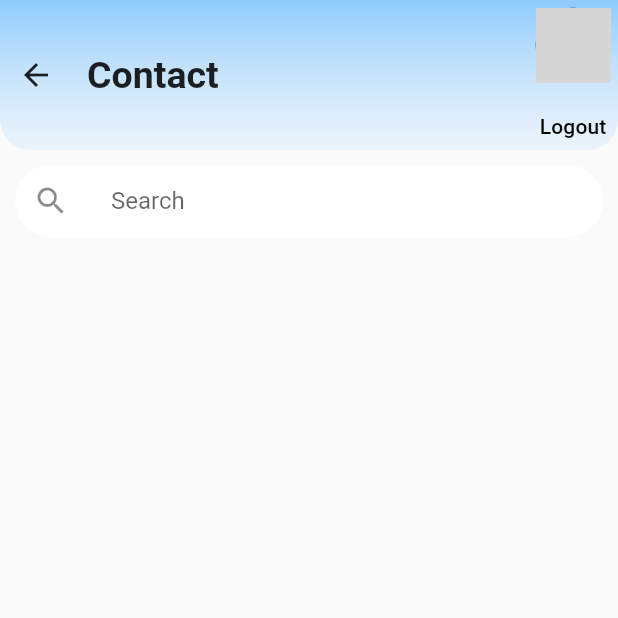
After one commit to ahmedyosry433/Chat-App, a Flutter app: the ChatMain screen opened by its route, after a tap on the "chat" icon, on a phone screen of 412 x 824 dp, the top half of it. The commit adds this screen. Run offline on Flutter 3.47's test engine with Material 2 defaults, Android fonts, the light colour scheme and no system bars; our stand-ins replace cloud_firestore, firebase_auth, firebase_core, firebase_messaging, firebase_storage, image_picker and 1 more; accounts and stored records are empty; network calls fail; grey boxes are pictures that could not be loaded.

Commit message:
contact page

```diff
--- a/lib/main.dart
+++ b/lib/main.dart
@@ -5,6 +5,7 @@ import 'package:chat_app/core/theme/theme-data/theme-data-light.dart';
 import 'package:chat_app/provider/auth-provider.dart';
 import 'package:chat_app/provider/message-provider.dart';
 import 'package:chat_app/screens/auth/profile-screen.dart';
+import 'package:chat_app/screens/chat/contact.dart';
 import 'package:chat_app/widgets/splash.dart';
 import 'package:flutter/material.dart';
 import 'package:firebase_core/firebase_core.dart';
@@ -45,6 +46,7 @@ class MyApp extends StatelessWidget {
             '/login': (context) => LoginPage(),
             '/chatmain': (context) => const ChatMain(),
             '/profile': (context) => Profile(),
+            '/contact': (context) =>const AllContact(),
           },
         ));
   }
--- a/lib/screens/chat/chat-main/main-chat-screen.dart
+++ b/lib/screens/chat/chat-main/main-chat-screen.dart
@@ -28,6 +28,8 @@ class _ChatMainState extends State<ChatMain> {
     super.initState();
   }
 
+
+
 //-------------get tokens------------------------------------
   getTokens() {
     context
@@ -50,9 +52,9 @@ class _ChatMainState extends State<ChatMain> {
     return SafeArea(
         child: Scaffold(
       floatingActionButton: FloatingActionButton(
-        onPressed: () {},
+        onPressed: () => Navigator.pushNamed(context, '/contact'),
         child: const Icon(
-          Icons.chat_bubble_outlined,
+          Icons.chat_sharp,
           size: 30,
         ),
       ),
--- /dev/null
+++ b/lib/screens/chat/contact.dart
@@ -0,0 +1,195 @@
+// ignore_for_file: file_names
+
+import 'package:firebase_auth/firebase_auth.dart';
+import 'package:flutter/material.dart';
+import 'package:provider/provider.dart';
+
+import '../../core/theme/app-colors/app-colors-light.dart';
+import '../../provider/auth-provider.dart';
+import 'chat-details/chat-screen.dart';
+
+class AllContact extends StatelessWidget {
+  const AllContact({super.key});
+
+  @override
+  Widget build(BuildContext context) {
+    final subAuthProvider = Provider.of<AuthProvider>(context);
+    final user = FirebaseAuth.instance.currentUser;
+
+    return SafeArea(
+        child: Scaffold(
+      body: Column(
+        children: [
+          Container(
+            height: 100,
+            decoration: const BoxDecoration(
+                borderRadius: BorderRadius.only(
+                    bottomLeft: Radius.circular(20),
+                    bottomRight: Radius.circular(20)),
+                gradient: LinearGradient(
+                    begin: Alignment.topRight,
+                    end: Alignment.bottomRight,
+                    colors: [
+                      AppColorLight.gradientColorStart,
+                      AppColorLight.gradientColorEnd
+                    ])),
+            child: Row(
+              mainAxisAlignment: MainAxisAlignment.spaceBetween,
+              children: [
+                Row(
+                  children: [
+                    IconButton(
+                      onPressed: () => Navigator.pop(context),
+                      icon: const Icon(Icons.arrow_back),
+                    ),
+                    const Padding(
+                      padding: EdgeInsets.only(left: 10),
+                      child: Text(
+                        'Contact',
+                        style: TextStyle(
+                            fontSize: 25, fontWeight: FontWeight.bold),
+                      ),
+                    ),
+                  ],
+                ),
+                // Expanded(
+                //   child:
+                // ),
+                Padding(
+                  padding: const EdgeInsets.only(right: 5),
+                  child: Column(
+                    mainAxisAlignment: MainAxisAlignment.start,
+                    children: [
+                      const SizedBox(height: 5),
+                      GestureDetector(
+                        onTap: () => Navigator.pushNamed(context, '/profile'),
+                        child: SizedBox(
+                          width: 50,
+                          height: 50,
+                          child: CircleAvatar(
+                            radius: 50,
+                            foregroundImage: NetworkImage(
+                                '${subAuthProvider.getCurrentUser['imageUrl']}'),
+                          ),
+                        ),
+                      ),
+                      Text('${subAuthProvider.getCurrentUser['firstName']}'),
+                      const SizedBox(height: 5),
+                      GestureDetector(
+                          onTap: () async {
+                            showDialog(
+                                context: context,
+                                builder: (context) {
+                                  return AlertDialog(
+                                    title: const Text('Log out ?'),
+                                    content: const Text('You Want to Logout ?'),
+                                    actions: [
+                                      TextButton(
+                                        onPressed: () {
+                                          try {
+                                            Provider.of<AuthProvider>(context,
+                                                    listen: false)
+                                                .logOut();
+                                            Navigator.pushNamed(
+                                                context, '/splash');
+                                            ScaffoldMessenger.of(context)
+                                                .showSnackBar(const SnackBar(
+                                                    content: Text(
+                                                        'LogOut sucsess')));
+                                          } catch (e) {
+                                            ScaffoldMessenger.of(context)
+                                                .showSnackBar(SnackBar(
+                                                    content: Text('$e')));
+                                          }
+                                        },
+                                        child: const Text("Yes"),
+                                      ),
+                                      TextButton(
+                                        onPressed: () {
+                                          Navigator.of(context).pop();
+                                        },
+                                        child: const Text("Cansel"),
+                                      ),
+                                    ],
+                                  );
+                                });
+                          },
+                          child: Text('Logout',
+                              style: Theme.of(context).textTheme.titleSmall)),
+                    ],
+                  ),
+                )
+              ],
+            ),
+          ),
+          Container(
+            margin: const EdgeInsets.only(top: 10, right: 10, left: 10),
+            decoration: BoxDecoration(
+                color: AppColorLight.whiteColor,
+                borderRadius: BorderRadius.circular(30)),
+            child: TextField(
+                onChanged: (value) => subAuthProvider.searchUsers(value),
+                decoration: InputDecoration(
+                    border: InputBorder.none,
+                    hintText: 'Search',
+                    icon: IconButton(
+                        onPressed: () {},
+                        icon: const Icon(
+                          Icons.search,
+                        )))),
+          ),
+          const SizedBox(height: 20),
+          Expanded(
+            child: ListView.builder(
+                itemCount: subAuthProvider.filterUsers(user!.uid).length,
+                itemBuilder: ((context, index) {
+                  final allUsers =
+                      subAuthProvider.filterAllUsersFormFirebase[index];
+
+                  return GestureDetector(
+                    onTap: () => Navigator.push(
+                        context,
+                        MaterialPageRoute(
+                            builder: (context) => ChatDetails(
+                                  user: allUsers,
+                                ))),
+                    child: SizedBox(
+                      child: Padding(
+                        padding: const EdgeInsets.all(8.0),
+                        child: Row(
+                          mainAxisAlignment: MainAxisAlignment.spaceBetween,
+                          children: [
+                            Row(
+                              children: [
+                                SizedBox(
+                                    height: 50,
+                                    width: 50,
+                                    child: CircleAvatar(
+                                      foregroundImage:
+                                          NetworkImage(allUsers.imageUrl),
+                                    )),
+                                const SizedBox(width: 10),
+                                Column(
+                                  crossAxisAlignment: CrossAxisAlignment.start,
+                                  children: [
+                                    Text(
+                                        '${allUsers.firstName} ${allUsers.lastName}',
+                                        style: const TextStyle(
+                                            fontSize: 15,
+                                            fontWeight: FontWeight.w700)),
+                                  ],
+                                ),
+                              ],
+                            ),
+                          ],
+                        ),
+                      ),
+                    ),
+                  );
+                })),
+          ),
+        ],
+      ),
+    ));
+  }
+}
```
